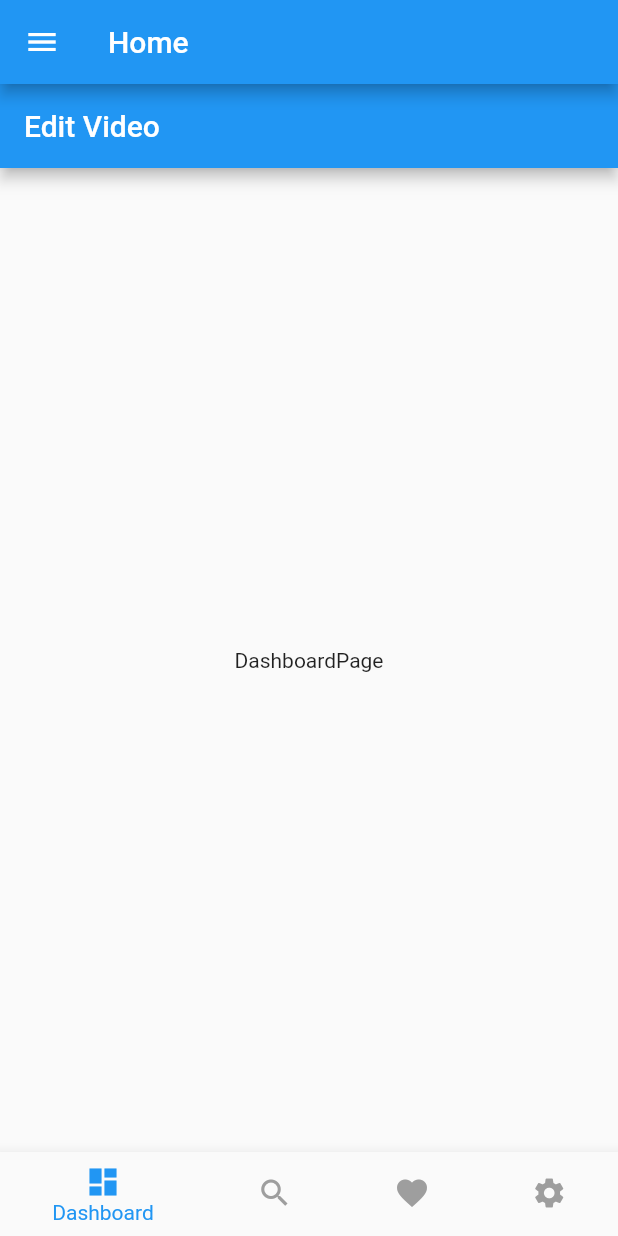
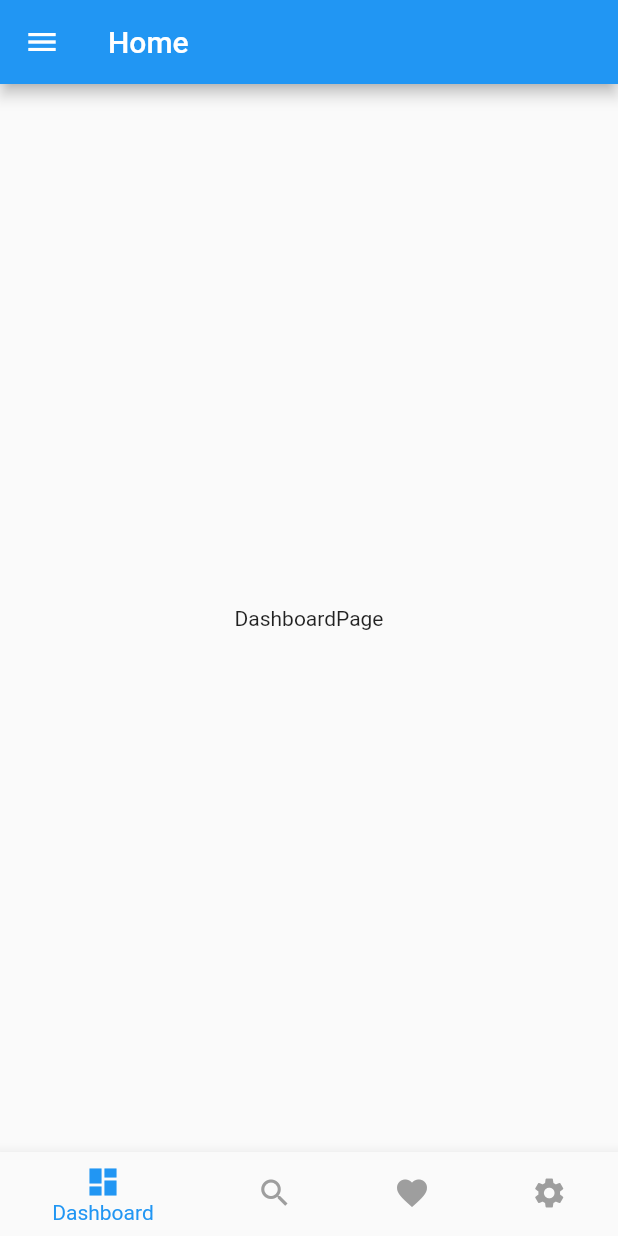
Before and after one commit to AlexVegner/workshop, a Flutter app: the screen it shows after launch, on a phone screen of 412 x 824 dp. Run offline on Flutter 3.47's test engine with Material 2 defaults, Android fonts, the phone set to English and light mode, and no system bars; our stand-ins replace equatable.

Commit message:
update navigation

```diff
--- a/home_navigation/lib/pages/dashboard/dashboard_page.dart
+++ b/home_navigation/lib/pages/dashboard/dashboard_page.dart
@@ -6,14 +6,9 @@ class DashboardPage extends StatelessWidget {
 
   @override
   Widget build(BuildContext context) {
-    return Scaffold(
-      appBar: AppBar(
-        title: Text('Edit Video'),
-      ),
-      body: Center(
-        child: Container(
-          child: Text('DashboardPage'),
-        ),
+    return Center(
+      child: Container(
+        child: Text('DashboardPage'),
       ),
     );
   }
--- a/home_navigation/lib/pages/favorite_video_deteils/favorite_video_details_page.dart
+++ b/home_navigation/lib/pages/favorite_video_deteils/favorite_video_details_page.dart
@@ -12,4 +12,7 @@ class FavoriteVideoDetailsPage extends StatelessWidget {
       ),
     );
   }
+
+
+
 }
```
Also changed, not shown: home_navigation/lib/pages/search/search_page.dart (+4 -4 lines).
